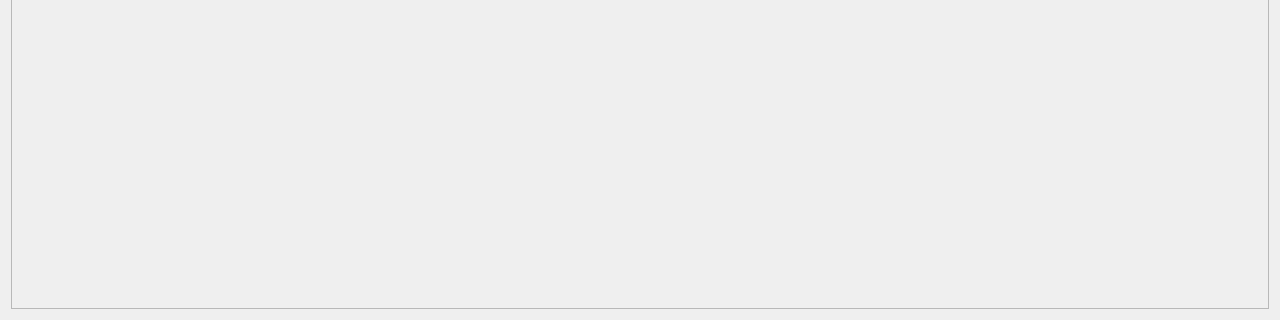
Old version of the form Ds_project/listusers.ui in the repository mohamed-khalid-gamal/Ds_Project; both pictures show x 0 to 1280 and y 400 to 720 of the 1280 by 720 pixel window.
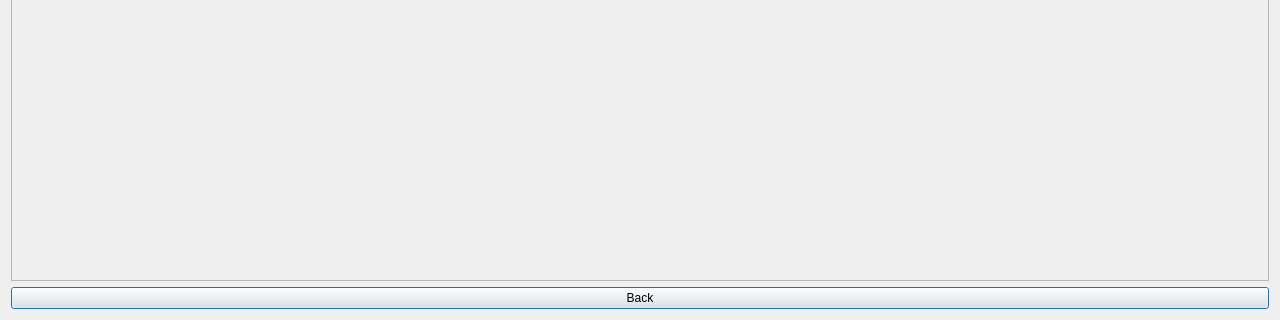
New version of the form.

Diff of the .ui file:
```diff
--- a/Ds_project/listusers.ui
+++ b/Ds_project/listusers.ui
@@ -28,7 +28,7 @@
         <x>0</x>
         <y>0</y>
         <width>1260</width>
-        <height>700</height>
+        <height>667</height>
        </rect>
       </property>
       <layout class="QVBoxLayout" name="verticalLayout">
@@ -48,6 +48,13 @@
      </widget>
     </widget>
    </item>
+   <item>
+    <widget class="QPushButton" name="pushButton">
+     <property name="text">
+      <string>Back</string>
+     </property>
+    </widget>
+   </item>
   </layout>
  </widget>
  <resources/>
```
